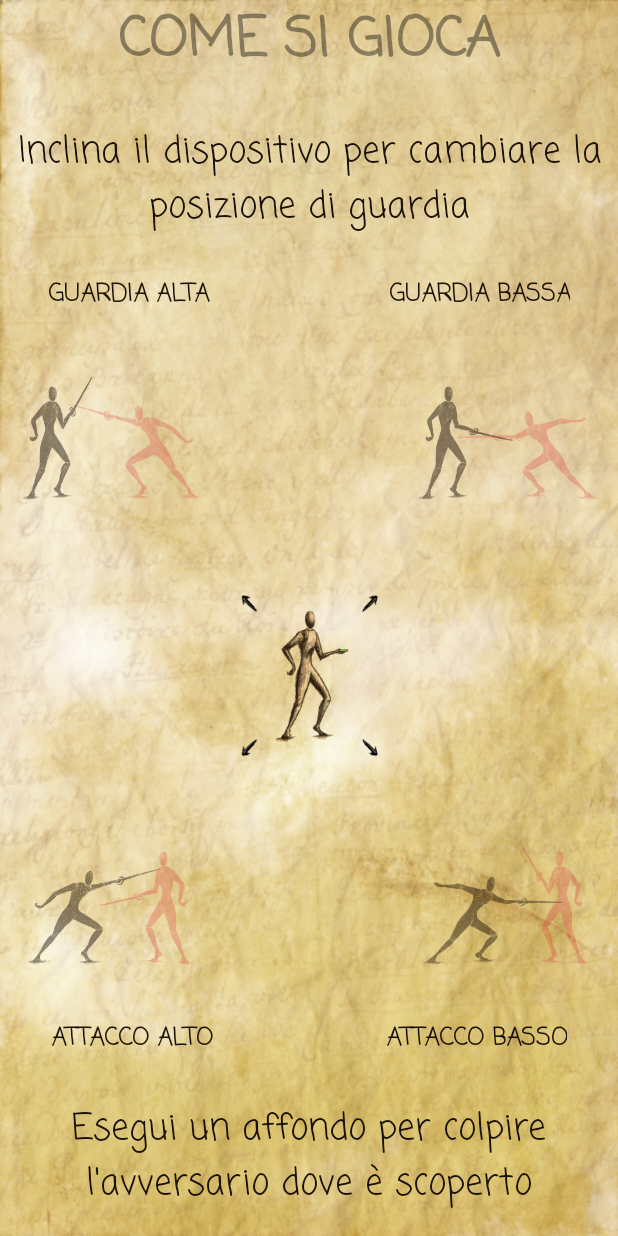
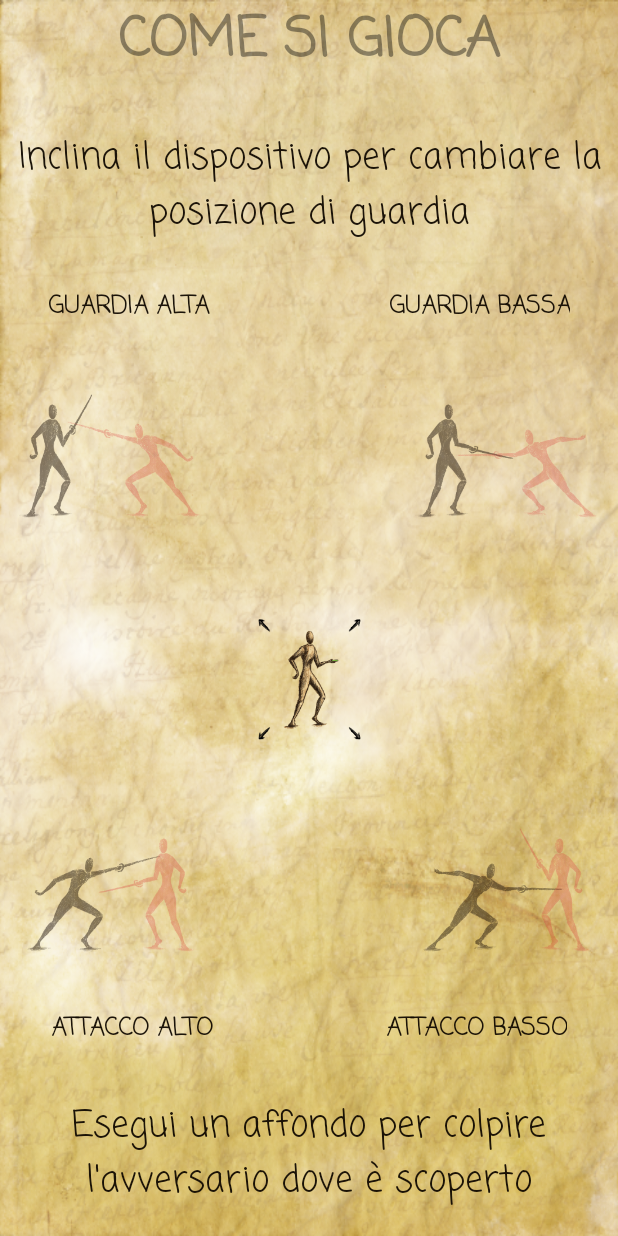
Before and after one commit to dis-org/Fency, an Android app: the TutorialModeActivity screen opened directly, with no data from a screen before it, on a phone screen of 412 x 824 dp. Run offline under Robolectric (Android 15) with nearby library versions, the phone set to English and light mode, and no system bars.

Commit message:
labor limae.

```diff
--- a/app/src/main/java/disorganizzazione/fency/HomeActivity.kt
+++ b/app/src/main/java/disorganizzazione/fency/HomeActivity.kt
@@ -33,8 +33,10 @@ class HomeActivity : FencyActivity() {
         audioBox.setOnClickListener {
             if (audioBox.isChecked) {
                 audioPlayerMusic?.start()
+                audioBox.setTextColor(Color.BLACK)
             } else {
                 audioPlayerMusic?.pause()
+                audioBox.setTextColor(Color.WHITE)
             }
         }
 
--- a/app/src/main/java/disorganizzazione/fency/TutorialModeActivity.kt
+++ b/app/src/main/java/disorganizzazione/fency/TutorialModeActivity.kt
@@ -121,6 +121,8 @@ class TutorialModeActivity: FencyModeActivity() {
                 adve_icon!!.alpha = adve_active_alpha
                 state_tv!!.alpha = usor_active_alpha
 
+                // Allow adversator change state only if necessary
+                // This makes the device vibrate just once
                 if (new_adve_state != adversator!!.state){
                     adversator!!.state = new_adve_state
                 }
--- a/app/src/main/res/layout/activity_home.xml
+++ b/app/src/main/res/layout/activity_home.xml
@@ -46,7 +46,7 @@
         android:layout_marginRight="@dimen/activity_vertical_margin"
         android:layout_marginTop="@dimen/activity_vertical_margin"
         android:fontFamily="cursive"
-        android:text="- Tutorial"
+        android:text="@string/tutorialbtnText"
         android:textAlignment="center"
         android:textAllCaps="false"
         android:textColor="@color/brown_ink"
--- a/app/src/main/res/layout/activity_tutorial_mode.xml
+++ b/app/src/main/res/layout/activity_tutorial_mode.xml
@@ -18,7 +18,7 @@
         android:fontFamily="casual"
         android:gravity="center_horizontal"
         android:singleLine="true"
-        android:text="COME SI GIOCA"
+        android:text="@string/tutorialTitle"
         android:textAllCaps="true"
         android:textColor="@color/black_overlay"
         android:textSize="36sp"
@@ -32,7 +32,7 @@
         android:layout_weight="2"
         android:fontFamily="casual"
         android:gravity="center_horizontal"
-        android:text="Inclina il dispositivo per cambiare la posizione di guardia"
+        android:text="@string/tipGuard"
         android:textAlignment="center"
         android:textAllCaps="false"
         android:textColor="@color/brown_ink"
@@ -49,11 +49,11 @@
             android:id="@+id/underline_high_guard"
             android:layout_width="wrap_content"
             android:layout_height="wrap_content"
-            android:layout_marginLeft="32dp"
+            android:layout_marginLeft="@dimen/tutorial_label_margin"
             android:layout_weight="1"
             android:fontFamily="casual"
             android:gravity="start"
-            android:text="guardia alta"
+            android:text="@string/textHighGuard"
             android:textAlignment="gravity"
             android:textAllCaps="true"
             android:textColor="@color/brown_ink"
@@ -64,11 +64,11 @@
             android:id="@+id/underline_low_guard"
             android:layout_width="wrap_content"
             android:layout_height="wrap_content"
-            android:layout_marginRight="32dp"
+            android:layout_marginRight="@dimen/tutorial_label_margin"
             android:layout_weight="1"
             android:fontFamily="casual"
             android:gravity="end"
-            android:text="guardia bassa"
+            android:text="@string/textLowGuard"
             android:textAlignment="gravity"
             android:textAllCaps="true"
             android:textColor="@color/brown_ink"
@@ -91,8 +91,8 @@
 
             <ImageView
                 android:id="@+id/iv_tutorial_player_high_stand"
-                android:layout_width="96dp"
-                android:layout_height="96dp"
+                android:layout_width="@dimen/tutorial_image_size"
+                android:layout_height="@dimen/tutorial_image_size"
                 android:layout_alignParentStart="true"
                 android:layout_centerVertical="true"
                 android:alpha="0.5"
@@ -100,11 +100,11 @@
 
             <ImageView
                 android:id="@+id/iv_tutorial_opponent_high_attack"
-                android:layout_width="96dp"
-                android:layout_height="96dp"
+                android:layout_width="@dimen/tutorial_image_size"
+                android:layout_height="@dimen/tutorial_image_size"
                 android:layout_alignParentStart="true"
                 android:layout_centerVertical="true"
-                android:layout_marginStart="28dp"
+                android:layout_marginStart="@dimen/tutorial_guard_margin"
                 android:alpha="0.3"
                 android:scaleX="-1"
                 android:tint="@color/opponent_filter"
@@ -112,18 +112,18 @@
 
             <ImageView
                 android:id="@+id/iv_tutorial_player_low_stand"
-                android:layout_width="96dp"
-                android:layout_height="96dp"
+                android:layout_width="@dimen/tutorial_image_size"
+                android:layout_height="@dimen/tutorial_image_size"
                 android:layout_centerVertical="true"
                 android:layout_alignParentEnd="true"
-                android:layout_marginEnd="28dp"
+                android:layout_marginEnd="@dimen/tutorial_guard_margin"
                 android:alpha="0.5"
                 app:srcCompat="@mipmap/fency_low_stand" />
 
             <ImageView
                 android:id="@+id/iv_tutorial_opponent_low_attack"
-                android:layout_width="96dp"
-                android:layout_height="96dp"
+                android:layout_width="@dimen/tutorial_image_size"
+                android:layout_height="@dimen/tutorial_image_size"
                 android:layout_alignParentEnd="true"
                 android:layout_centerVertical="true"
                 android:alpha="0.3"
@@ -137,8 +137,8 @@
 
     <ImageView
         android:id="@+id/iv_tutorial_invalid"
-        android:layout_width="128dp"
-        android:layout_height="128dp"
+        android:layout_width="@dimen/tutorial_image_size"
+        android:layout_height="@dimen/tutorial_image_size"
         android:layout_gravity="center_horizontal"
         android:layout_weight="2"
         app:srcCompat="@mipmap/img_fency_tutorial_middle" />
@@ -157,8 +157,8 @@
 
             <ImageView
                 android:id="@+id/iv_tutorial_player_high_attack"
-                android:layout_width="96dp"
-                android:layout_height="96dp"
+                android:layout_width="@dimen/tutorial_image_size"
+                android:layout_height="@dimen/tutorial_image_size"
                 android:layout_alignParentStart="true"
                 android:layout_centerVertical="true"
                 android:alpha="0.5"
@@ -166,11 +166,11 @@
 
             <ImageView
                 android:id="@+id/iv_tutorial_opponent_low_stand"
-                android:layout_width="96dp"
-                android:layout_height="96dp"
+                android:layout_width="@dimen/tutorial_image_size"
+                android:layout_height="@dimen/tutorial_image_size"
                 android:layout_alignParentStart="true"
                 android:layout_centerVertical="true"
-                android:layout_marginStart="20dp"
+                android:layout_marginStart="@dimen/tutorial_attack_margin"
                 android:alpha="0.3"
                 android:scaleX="-1"
                 android:tint="@color/opponent_filter"
@@ -178,18 +178,18 @@
 
             <ImageView
                 android:id="@+id/iv_tutorial_player_low_attack"
-                android:layout_width="96dp"
-                android:layout_height="96dp"
+                android:layout_width="@dimen/tutorial_image_size"
+                android:layout_height="@dimen/tutorial_image_size"
                 android:layout_alignParentEnd="true"
                 android:layout_centerVertical="true"
                 android:alpha="0.5"
-                android:layout_marginEnd="20dp"
+                android:layout_marginEnd="@dimen/tutorial_attack_margin"
                 app:srcCompat="@mipmap/fency_low_attack" />
 
             <ImageView
                 android:id="@+id/iv_tutorial_opponent_high_stand"
-                android:layout_width="96dp"
-                android:layout_height="96dp"
+                android:layout_width="@dimen/tutorial_image_size"
+                android:layout_height="@dimen/tutorial_image_size"
                 android:layout_alignParentEnd="true"
                 android:layout_centerVertical="true"
                 android:alpha="0.3"
@@ -213,11 +213,11 @@
             android:id="@+id/underline_high_attack"
             android:layout_width="wrap_content"
             android:layout_height="wrap_content"
-            android:layout_marginLeft="32dp"
+            android:layout_marginLeft="@dimen/tutorial_label_margin"
             android:layout_weight="1"
             android:fontFamily="casual"
             android:gravity="start"
-            android:text="attacco alto"
+            android:text="@string/textHighAttack"
             android:textAlignment="gravity"
             android:textAllCaps="true"
             android:textColor="@color/brown_ink"
@@ -228,11 +228,11 @@
             android:id="@+id/underline_low_attack"
             android:layout_width="wrap_content"
             android:layout_height="wrap_content"
-            android:layout_marginRight="32dp"
+            android:layout_marginRight="@dimen/tutorial_label_margin"
             android:layout_weight="1"
             android:fontFamily="casual"
             android:gravity="end"
-            android:text="attacco basso"
+            android:text="@string/textLowAttack"
             android:textAlignment="gravity"
             android:textAllCaps="true"
             android:textColor="@color/brown_ink"
@@ -249,7 +249,7 @@
         android:layout_weight="2"
         android:fontFamily="casual"
         android:gravity="center_horizontal"
-        android:text="Esegui un affondo per colpire l'avversario dove è scoperto"
+        android:text="@string/tipAttack"
         android:textAlignment="center"
         android:textAllCaps="false"
         android:textColor="@color/brown_ink"
--- a/app/src/main/res/values/colors.xml
+++ b/app/src/main/res/values/colors.xml
@@ -1,8 +1,8 @@
 <?xml version="1.0" encoding="utf-8"?>
 <resources>
-    <color name="colorPrimary">#3F51B5</color>
-    <color name="colorPrimaryDark">#303F9F</color>
-    <color name="colorAccent">#00AA88</color>
+    <color name="colorPrimary">#c7aa64</color>
+    <color name="colorPrimaryDark">#946b30</color>
+    <color name="colorAccent">#ffffff</color>
     <color name="opponent_filter">#d73535</color>
     <color name="black_overlay">#66000000</color>
     <color name="brown_ink">#f3110901</color>
--- a/app/src/main/res/values/dimens.xml
+++ b/app/src/main/res/values/dimens.xml
@@ -3,4 +3,9 @@
     <dimen name="logo_height">230dp</dimen>
     <dimen name="logolayoutmargin">32dp</dimen>
     <dimen name="activity_vertical_margin">16dp</dimen>
+
+    <dimen name="tutorial_image_size">96dp</dimen>
+    <dimen name="tutorial_guard_margin">28dp</dimen>
+    <dimen name="tutorial_attack_margin">20dp</dimen>
+    <dimen name="tutorial_label_margin">32dp</dimen>
 </resources>
--- a/app/src/main/res/values/strings.xml
+++ b/app/src/main/res/values/strings.xml
@@ -8,8 +8,17 @@
     <string name="fencyTitle">fency!</string>
     <string name="fency_logo_des">fency!</string>
     <string name="practice_btn_des">practice mode</string>
+    <string name="tutorialbtnText">- Tutorial</string>
     <string name="practicebtnText">- Practice</string>
     <string name="duelbtnText">- Duel</string>
+    <!--Tutorial-->
+    <string name="tutorialTitle">come si gioca</string>
+    <string name="tipGuard">Inclina il dispositivo per cambiare la posizione di guardia</string>
+    <string name="tipAttack">Esegui un affondo per colpire l\'avversario dove è scoperto</string>
+    <string name="textHighGuard">guardia alta</string>
+    <string name="textLowGuard">guardia bassa</string>
+    <string name="textHighAttack">attacco alto</string>
+    <string name="textLowAttack">attacco basso</string>
     <!--Practice imperi-->
     <string name="parryUp">Para in alto!</string>
     <string name="parryDown">Para in basso!</string>
```
